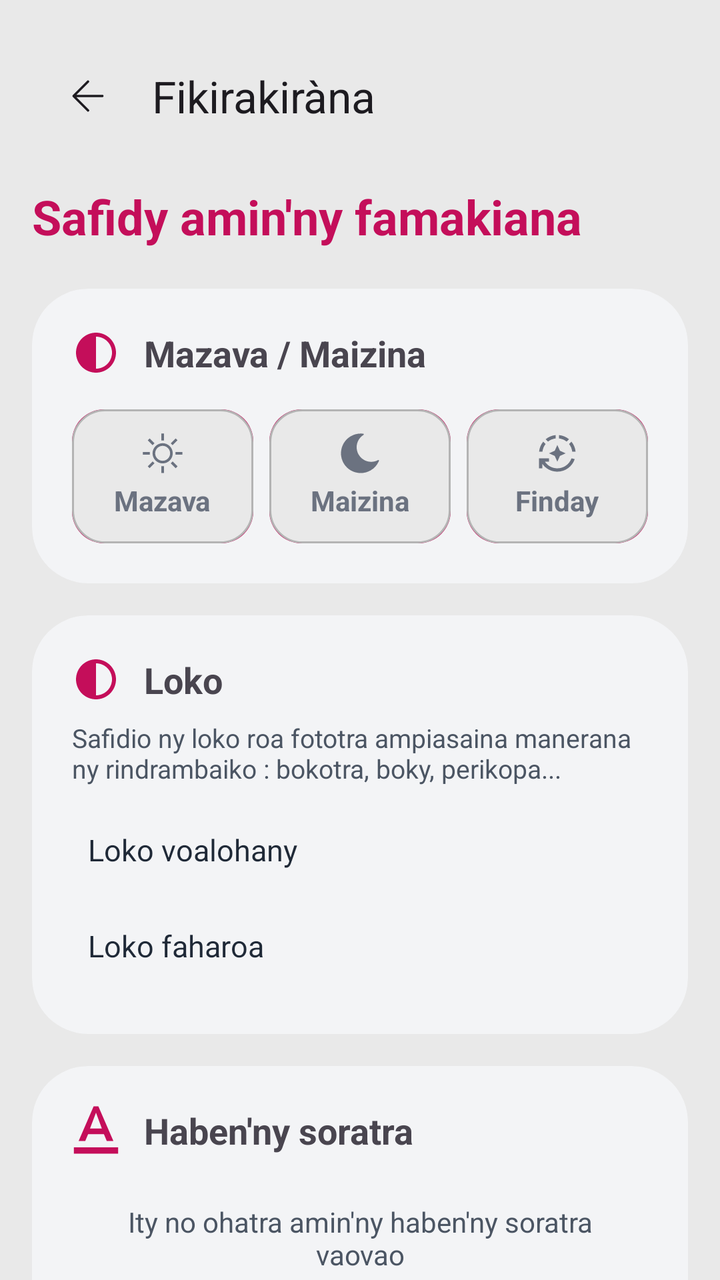
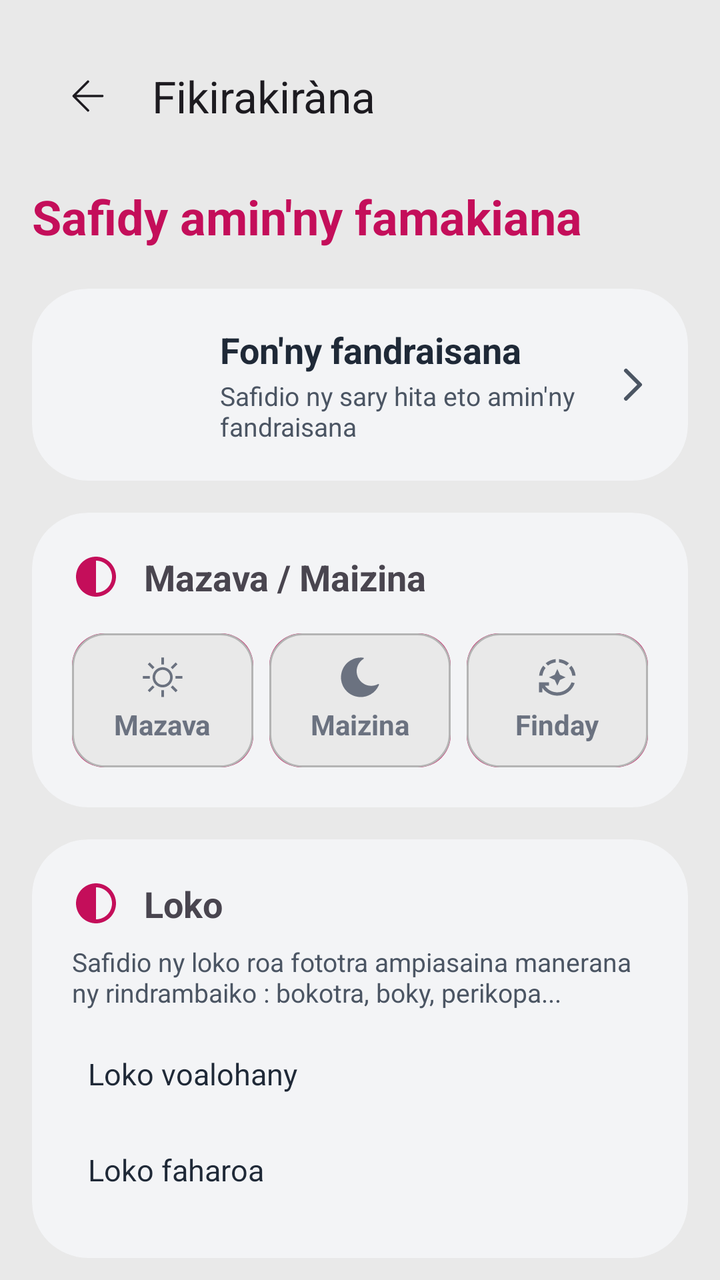

Before-and-after screenshots of an Android layout around one commit, followed by the original layout XML and the change that was made.
<!-- AndroidManifest.xml: application theme Theme.Baiboly -->
<!-- res/layout/fragment_settings.xml -->
<?xml version="1.0" encoding="utf-8"?>
<androidx.core.widget.NestedScrollView
    xmlns:android="http://schemas.android.com/apk/res/android"
    xmlns:app="http://schemas.android.com/apk/res-auto"
    android:layout_width="match_parent"
    android:layout_height="match_parent"
    android:fillViewport="true"
    android:background="?attr/colorSurface">

    <LinearLayout
        android:layout_width="match_parent"
        android:layout_height="wrap_content"
        android:orientation="vertical"
        android:padding="16dp">

        
        
        
        <com.google.android.material.appbar.MaterialToolbar
            android:id="@+id/toolbar"
            android:layout_width="match_parent"
            android:layout_height="?attr/actionBarSize"
            app:title="Fikirakiràna"
            app:navigationIcon="@drawable/ic_arrow_back" />

        
        
        
        <TextView
            android:id="@+id/txtPageTitle"
            android:layout_width="match_parent"
            android:layout_height="wrap_content"
            android:text="Safidy amin'ny famakiana"
            android:textSize="24sp"
            android:textStyle="bold"
            android:textColor="?attr/colorPrimary"
            android:layout_marginTop="12dp"
            android:layout_marginBottom="20dp"/>

        
        
        
        <com.google.android.material.card.MaterialCardView
            android:layout_width="match_parent"
            android:layout_height="wrap_content"
            app:cardCornerRadius="28dp"
            app:cardElevation="0dp"
            app:cardBackgroundColor="?attr/colorSurfaceVariant"
            style="@style/Widget.Material3.CardView.Filled"
            android:layout_marginBottom="16dp">

            <LinearLayout
                android:layout_width="match_parent"
                android:layout_height="wrap_content"
                android:orientation="vertical"
                android:padding="20dp">

                <LinearLayout
                    android:layout_width="match_parent"
                    android:layout_height="wrap_content"
                    android:orientation="horizontal"
                    android:gravity="center_vertical"
                    android:layout_marginBottom="16dp">

                    <ImageView
                        android:layout_width="24dp"
                        android:layout_height="24dp"
                        android:src="@drawable/ic_theme"
                        app:tint="?attr/colorPrimary"
                        android:layout_marginEnd="12dp"/>

                    <TextView
                        android:layout_width="wrap_content"
                        android:layout_height="wrap_content"
                        android:text="Mazava / Maizina"
                        android:textSize="18sp"
                        android:textStyle="bold"/>
                </LinearLayout>

                <LinearLayout
                    android:id="@+id/themeToggleGroup"
                    android:layout_width="match_parent"
                    android:layout_height="wrap_content"
                    android:orientation="horizontal"
                    android:baselineAligned="false">

                    
                    <LinearLayout
                        android:id="@+id/btnThemeLight"
                        android:layout_width="0dp"
                        android:layout_height="wrap_content"
                        android:layout_weight="1"
                        android:orientation="vertical"
                        android:gravity="center"
                        android:padding="12dp"
                        android:layout_marginEnd="8dp"
                        android:background="@drawable/bg_theme_option"
                        android:clickable="true"
                        android:focusable="true">

                        <ImageView
                            android:layout_width="20dp"
                            android:layout_height="20dp"
                            android:src="@drawable/ic_light_mode"
                            app:tint="@color/theme_option_text"
                            android:layout_marginBottom="4dp"/>

                        <TextView
                            android:layout_width="wrap_content"
                            android:layout_height="wrap_content"
                            android:text="Mazava"
                            android:textSize="14sp"
                            android:textStyle="bold"
                            android:textColor="@color/theme_option_text"/>
                    </LinearLayout>

                    
                    <LinearLayout
                        android:id="@+id/btnThemeDark"
                        android:layout_width="0dp"
                        android:layout_height="wrap_content"
                        android:layout_weight="1"
                        android:orientation="vertical"
                        android:gravity="center"
                        android:padding="12dp"
                        android:layout_marginEnd="8dp"
                        android:background="@drawable/bg_theme_option"
                        android:clickable="true"
                        android:focusable="true">

                        <ImageView
                            android:layout_width="20dp"
                            android:layout_height="20dp"
                            android:src="@drawable/ic_dark_mode"
                            app:tint="@color/theme_option_text"
                            android:layout_marginBottom="4dp"/>

                        <TextView
                            android:layout_width="wrap_content"
                            android:layout_height="wrap_content"
                            android:text="Maizina"
                            android:textSize="14sp"
                            android:textStyle="bold"
                            android:textColor="@color/theme_option_text"/>
                    </LinearLayout>

                    
                    <LinearLayout
                        android:id="@+id/btnThemeSystem"
                        android:layout_width="0dp"
                        android:layout_height="wrap_content"
                        android:layout_weight="1"
                        android:orientation="vertical"
                        android:gravity="center"
                        android:padding="12dp"
                        android:background="@drawable/bg_theme_option"
                        android:clickable="true"
                        android:focusable="true">

                        <ImageView
                            android:layout_width="20dp"
                            android:layout_height="20dp"
                            android:src="@drawable/ic_auto_mode"
                            app:tint="@color/theme_option_text"
                            android:layout_marginBottom="4dp"/>

                        <TextView
                            android:layout_width="wrap_content"
                            android:layout_height="wrap_content"
                            android:text="Finday"
                            android:textSize="14sp"
                            android:textStyle="bold"
                            android:textColor="@color/theme_option_text"/>
                    </LinearLayout>

                </LinearLayout>
            </LinearLayout>
        </com.google.android.material.card.MaterialCardView>

        
        
        
        <com.google.android.material.card.MaterialCardView
            android:layout_width="match_parent"
            android:layout_height="wrap_content"
            app:cardCornerRadius="28dp"
            app:cardElevation="0dp"
            app:cardBackgroundColor="?attr/colorSurfaceVariant"
            style="@style/Widget.Material3.CardView.Filled"
            android:layout_marginBottom="16dp">

            <LinearLayout
                android:layout_width="match_parent"
                android:layout_height="wrap_content"
                android:orientation="vertical"
                android:padding="20dp">

                <LinearLayout
                    android:layout_width="match_parent"
                    android:layout_height="wrap_content"
                    android:orientation="horizontal"
                    android:gravity="center_vertical"
                    android:layout_marginBottom="8dp">

                    <ImageView
                        android:layout_width="24dp"
                        android:layout_height="24dp"
                        android:src="@drawable/ic_theme"
                        app:tint="?attr/colorPrimary"
                        android:layout_marginEnd="12dp"/>

                    <TextView
                        android:layout_width="wrap_content"
                        android:layout_height="wrap_content"
                        android:text="Loko"
                        android:textSize="18sp"
                        android:textStyle="bold"/>
                </LinearLayout>

                <TextView
                    android:layout_width="match_parent"
                    android:layout_height="wrap_content"
                    android:text="Safidio ny loko roa fototra ampiasaina manerana ny rindrambaiko : bokotra, boky, perikopa..."
                    android:textSize="13sp"
                    android:textColor="?attr/colorOnSurfaceVariant"
                    android:layout_marginBottom="8dp"/>

                
                <LinearLayout
                    android:id="@+id/rowColorPrimary"
                    android:layout_width="match_parent"
                    android:layout_height="48dp"
                    android:orientation="horizontal"
                    android:gravity="center_vertical"
                    android:paddingHorizontal="8dp"
                    android:background="?attr/selectableItemBackground"
                    android:clickable="true"
                    android:focusable="true">

                    <TextView
                        android:layout_width="0dp"
                        android:layout_height="wrap_content"
                        android:layout_weight="1"
                        android:text="Loko voalohany"
                        android:textSize="15sp"
                        android:textColor="?attr/colorOnSurface"/>

                    <View
                        android:id="@+id/swatchPrimary"
                        android:layout_width="28dp"
                        android:layout_height="28dp"/>
                </LinearLayout>

                
                <LinearLayout
                    android:id="@+id/rowColorSecondary"
                    android:layout_width="match_parent"
                    android:layout_height="48dp"
                    android:orientation="horizontal"
                    android:gravity="center_vertical"
                    android:paddingHorizontal="8dp"
                    android:background="?attr/selectableItemBackground"
                    android:clickable="true"
                    android:focusable="true">

                    <TextView
                        android:layout_width="0dp"
                        android:layout_height="wrap_content"
                        android:layout_weight="1"
                        android:text="Loko faharoa"
                        android:textSize="15sp"
                        android:textColor="?attr/colorOnSurface"/>

                    <View
                        android:id="@+id/swatchSecondary"
                        android:layout_width="28dp"
                        android:layout_height="28dp"/>
                </LinearLayout>

            </LinearLayout>
        </com.google.android.material.card.MaterialCardView>

        
        
        
        <com.google.android.material.card.MaterialCardView
            android:layout_width="match_parent"
            android:layout_height="wrap_content"
            app:cardCornerRadius="28dp"
            app:cardElevation="0dp"
            app:cardBackgroundColor="?attr/colorSurfaceVariant"
            style="@style/Widget.Material3.CardView.Filled"
            android:layout_marginBottom="16dp">

            <LinearLayout
                android:layout_width="match_parent"
                android:layout_height="wrap_content"
                android:orientation="vertical"
                android:padding="20dp">

                <LinearLayout
                    android:layout_width="match_parent"
                    android:layout_height="wrap_content"
                    android:orientation="horizontal"
                    android:gravity="center_vertical"
                    android:layout_marginBottom="16dp">

                    <ImageView
                        android:layout_width="24dp"
                        android:layout_height="24dp"
                        android:src="@drawable/ic_text_format"
                        app:tint="?attr/colorPrimary"
                        android:layout_marginEnd="12dp"/>

                    <TextView
                        android:layout_width="wrap_content"
                        android:layout_height="wrap_content"
                        android:text="Haben'ny soratra"
                        android:textSize="18sp"
                        android:textStyle="bold"/>
                </LinearLayout>

                <TextView
                    android:id="@+id/txtSizePreview"
                    android:layout_width="match_parent"
                    android:layout_height="wrap_content"
                    android:text="Ity no ohatra amin'ny haben'ny soratra vaovao"
                    android:textAlignment="center"
                    android:padding="8dp"
                    android:layout_marginBottom="8dp"
                    android:textColor="?attr/colorOnSurfaceVariant"/>

                <com.google.android.material.slider.Slider
                    android:id="@+id/textSizeSlider"
                    android:layout_width="match_parent"
                    android:layout_height="wrap_content"
                    android:valueFrom="12.0"
                    android:valueTo="58.0"
                    android:stepSize="1.0"
                    app:labelBehavior="withinBounds" />

            </LinearLayout>
        </com.google.android.material.card.MaterialCardView>

        
        
        
        <com.google.android.material.card.MaterialCardView
            android:layout_width="match_parent"
            android:layout_height="wrap_content"
            app:cardCornerRadius="28dp"
            app:cardElevation="0dp"
            app:cardBackgroundColor="?attr/colorSurfaceVariant"
            style="@style/Widget.Material3.CardView.Filled"
            android:layout_marginBottom="24dp">

            <LinearLayout
                android:layout_width="match_parent"
                android:layout_height="wrap_content"
                android:orientation="vertical"
                android:padding="20dp">

                <TextView
                    android:layout_width="wrap_content"
                    android:layout_height="wrap_content"
                    android:text="Endriky ny soratra"
                    android:textSize="18sp"
                    android:textStyle="bold"
                    android:layout_marginBottom="20dp"/>

                <com.google.android.material.button.MaterialButtonToggleGroup
                    android:id="@+id/toggleJustification"
                    android:layout_width="match_parent"
                    android:layout_height="wrap_content"
                    app:singleSelection="true"
                    app:selectionRequired="true"
                    android:gravity="center">

                    <com.google.android.material.button.MaterialButton
                        android:id="@+id/btnAlignLeft"
                        style="@style/Widget.App.Button.SettingsToggle"
                        android:layout_width="0dp"
                        android:layout_height="wrap_content"
                        android:layout_weight="1"
                        android:text="Ankavia"
                        app:icon="@drawable/ic_format_align_left"/>

                    <com.google.android.material.button.MaterialButton
                        android:id="@+id/btnAlignJustify"
                        style="@style/Widget.App.Button.SettingsToggle"
                        android:layout_width="0dp"
                        android:layout_height="wrap_content"
                        android:layout_weight="1"
                        android:text="Mitovy"
                        app:icon="@drawable/ic_format_align_justify"/>

                </com.google.android.material.button.MaterialButtonToggleGroup>

            </LinearLayout>
        </com.google.android.material.card.MaterialCardView>

        
        
        
        <com.google.android.material.card.MaterialCardView
            android:layout_width="match_parent"
            android:layout_height="wrap_content"
            app:cardCornerRadius="28dp"
            app:cardElevation="0dp"
            app:cardBackgroundColor="?attr/colorSurfaceVariant"
            style="@style/Widget.Material3.CardView.Filled"
            android:layout_marginBottom="24dp">

            <LinearLayout
                android:layout_width="match_parent"
                android:layout_height="wrap_content"
                android:orientation="horizontal"
                android:gravity="center_vertical"
                android:padding="20dp">

                <ImageView
                    android:layout_width="24dp"
                    android:layout_height="24dp"
                    android:src="@drawable/ic_text_format"
                    app:tint="?attr/colorPrimary"
                    android:layout_marginEnd="12dp"/>

                <LinearLayout
                    android:layout_width="0dp"
                    android:layout_height="wrap_content"
                    android:layout_weight="1"
                    android:orientation="vertical">

                    <TextView
                        android:layout_width="wrap_content"
                        android:layout_height="wrap_content"
                        android:text="Mandingana andalana"
                        android:textSize="16sp"
                        android:textStyle="bold"
                        android:textColor="?attr/colorOnSurface"/>

                    <TextView
                        android:layout_width="wrap_content"
                        android:layout_height="wrap_content"
                        android:text="Hametraka andininy tsirairay amin'ny andalana manokana"
                        android:textSize="13sp"
                        android:textColor="?attr/colorOnSurfaceVariant"
                        android:layout_marginTop="2dp"/>
                </LinearLayout>

                <com.google.android.material.materialswitch.MaterialSwitch
                    android:id="@+id/switchVersePerLine"
                    android:layout_width="wrap_content"
                    android:layout_height="wrap_content"/>
            </LinearLayout>
        </com.google.android.material.card.MaterialCardView>


        
        
        
        <com.google.android.material.card.MaterialCardView
            android:id="@+id/cardAiSettings"
            android:layout_width="match_parent"
            android:layout_height="wrap_content"
            android:clickable="true"
            android:focusable="true"
            app:cardCornerRadius="28dp"
            app:cardElevation="0dp"
            app:cardBackgroundColor="?attr/colorSurfaceVariant"
            style="@style/Widget.Material3.CardView.Filled"
            android:layout_marginBottom="16dp">

            <LinearLayout
                android:layout_width="match_parent"
                android:layout_height="wrap_content"
                android:orientation="horizontal"
                android:gravity="center_vertical"
                android:padding="20dp">

                <ImageView
                    android:layout_width="24dp"
                    android:layout_height="24dp"
                    android:src="@drawable/ic_ai_chat"
                    app:tint="?attr/colorPrimary"
                    android:layout_marginEnd="12dp"/>

                <LinearLayout
                    android:layout_width="0dp"
                    android:layout_height="wrap_content"
                    android:layout_weight="1"
                    android:orientation="vertical">

                    <TextView
                        android:layout_width="wrap_content"
                        android:layout_height="wrap_content"
                        android:text="Fanazavana AI"
                        android:textSize="18sp"
                        android:textStyle="bold"/>

                    <TextView
                        android:id="@+id/txtAiSummary"
                        android:layout_width="wrap_content"
                        android:layout_height="wrap_content"
                        android:text="Fomba, ambaratonga, halavany"
                        android:textSize="13sp"
                        android:textColor="?attr/colorOnSurfaceVariant"
                        android:layout_marginTop="2dp"/>
                </LinearLayout>

                <ImageView
                    android:layout_width="24dp"
                    android:layout_height="24dp"
                    android:src="@drawable/ic_chevron_right"
                    app:tint="?attr/colorOnSurfaceVariant"/>
            </LinearLayout>
        </com.google.android.material.card.MaterialCardView>

        
        
        
        <com.google.android.material.card.MaterialCardView
            android:layout_width="match_parent"
            android:layout_height="wrap_content"
            app:cardCornerRadius="28dp"
            app:cardElevation="0dp"
            app:cardBackgroundColor="?attr/colorSurfaceVariant"
            style="@style/Widget.Material3.CardView.Filled"
            android:layout_marginBottom="16dp">

            <LinearLayout
                android:layout_width="match_parent"
                android:layout_height="wrap_content"
                android:orientation="vertical"
                android:padding="20dp">

                <LinearLayout
                    android:layout_width="match_parent"
                    android:layout_height="wrap_content"
                    android:orientation="horizontal"
                    android:gravity="center_vertical"
                    android:layout_marginBottom="8dp">

                    <ImageView
                        android:layout_width="24dp"
                        android:layout_height="24dp"
                        android:src="@drawable/ic_drag_handle"
                        app:tint="?attr/colorPrimary"
                        android:layout_marginEnd="12dp"/>

                    <TextView
                        android:layout_width="wrap_content"
                        android:layout_height="wrap_content"
                        android:text="Filaharana mofonaina"
                        android:textSize="18sp"
                        android:textStyle="bold"/>
                </LinearLayout>

                <TextView
                    android:layout_width="match_parent"
                    android:layout_height="wrap_content"
                    android:text="Alamino arak'izay mety aminao"
                    android:textSize="13sp"
                    android:textColor="?attr/colorOnSurfaceVariant"
                    android:layout_marginBottom="12dp"/>

                <androidx.recyclerview.widget.RecyclerView
                    android:id="@+id/recyclerCardOrder"
                    android:layout_width="match_parent"
                    android:layout_height="wrap_content"
                    android:nestedScrollingEnabled="false"/>

            </LinearLayout>
        </com.google.android.material.card.MaterialCardView>

        
        
        
        <com.google.android.material.card.MaterialCardView
            android:layout_width="match_parent"
            android:layout_height="wrap_content"
            app:cardCornerRadius="28dp"
            app:cardElevation="0dp"
            app:cardBackgroundColor="?attr/colorSurfaceVariant"
            style="@style/Widget.Material3.CardView.Filled"
            android:layout_marginBottom="24dp">

            <LinearLayout
                android:layout_width="match_parent"
                android:layout_height="wrap_content"
                android:orientation="vertical"
                android:padding="20dp">

                <LinearLayout
                    android:layout_width="match_parent"
                    android:layout_height="wrap_content"
                    android:orientation="horizontal"
                    android:gravity="center_vertical"
                    android:layout_marginBottom="16dp">

                    <ImageView
                        android:layout_width="24dp"
                        android:layout_height="24dp"
                        android:src="@drawable/ic_home_black_24dp"
                        app:tint="?attr/colorPrimary"
                        android:layout_marginEnd="12dp"/>

                    <TextView
                        android:layout_width="wrap_content"
                        android:layout_height="wrap_content"
                        android:text="Widget"
                        android:textSize="18sp"
                        android:textStyle="bold"/>
                </LinearLayout>

                <TextView
                    android:layout_width="match_parent"
                    android:layout_height="wrap_content"
                    android:text="Ampidiro ny widget amin'ny sehatra ofisinao. Tsy mila manokatra ny app ianao hahitana ny vakiteny." 
                    android:textSize="13sp"
                    android:layout_marginBottom="14dp"
                    android:textColor="?attr/colorOnSurfaceVariant"/>

                <com.google.android.material.button.MaterialButton
                    android:id="@+id/btnPinMofonainaOnlineWidget"
                    style="@style/Widget.Material3.Button.TonalButton"
                    android:layout_width="match_parent"
                    android:layout_height="wrap_content"
                    android:text="Widget Mofonaina ( Online )"
                    android:textAllCaps="false"
                    app:icon="@drawable/book_open"
                    android:layout_marginBottom="8dp"/>

                <com.google.android.material.button.MaterialButton
                    android:id="@+id/btnPinMofonainaWidget"
                    style="@style/Widget.Material3.Button.OutlinedButton"
                    android:layout_width="match_parent"
                    android:layout_height="wrap_content"
                    android:text="Widget Mofonaina isan'andro ( Offline )"
                    android:textAllCaps="false"
                    app:icon="@drawable/ic_bible"/>

            </LinearLayout>
        </com.google.android.material.card.MaterialCardView>

    </LinearLayout>

</androidx.core.widget.NestedScrollView>
<!-- resources referenced by this layout -->
<resources>
  <!-- drawable book_open (drawable) -->
  <vector xmlns:android="http://schemas.android.com/apk/res/android"
      android:width="24dp"
      android:height="24dp"
      android:viewportWidth="24"
      android:viewportHeight="24">
    <path
        android:fillColor="#FF000000"
        android:pathData="M13,12H20V13.5H13M13,9.5H20V11H13M13,14.5H20V16H13M21,4H3A2,2 0,0 0,1 6V19A2,2 0,0 0,3 21H21A2,2 0,0 0,23 19V6A2,2 0,0 0,21 4M21,19H12V6H21"/>
  </vector>
  <!-- drawable ic_chevron_right (drawable) -->
  <vector xmlns:android="http://schemas.android.com/apk/res/android"
      android:width="800dp"
      android:height="800dp"
      android:viewportWidth="24"
      android:viewportHeight="24">
    <path
        android:pathData="M9,19L16,12L9,5"
        android:strokeLineJoin="round"
        android:strokeWidth="2"
        android:fillColor="#00000000"
        android:strokeColor="#000000"
        android:strokeLineCap="round"/>
  </vector>
  <!-- drawable ic_drag_handle (drawable) -->
  <vector xmlns:android="http://schemas.android.com/apk/res/android"
      android:width="24dp"
      android:height="24dp"
      android:viewportWidth="24"
      android:viewportHeight="24">
      <path
          android:fillColor="#9CA3AF"
          android:pathData="M20,9H4v2h16V9zM4,15h16v-2H4v2z" />
  </vector>
  <!-- drawable ic_format_align_left (drawable) -->
  <vector xmlns:android="http://schemas.android.com/apk/res/android"
      android:width="48dp"
      android:height="48dp"
      android:viewportWidth="48"
      android:viewportHeight="48">
    <path
        android:fillColor="#FF000000"
        android:pathData="M30,30h-24v4h24v-4zM30,14h-24v4h24v-4zM6,26h36v-4h-36v4zM6,42h36v-4h-36v4zM6,6v4h36v-4h-36z"/>
  </vector>
  <!-- drawable ic_home_black_24dp (drawable) -->
  <vector xmlns:android="http://schemas.android.com/apk/res/android"
      android:width="24dp"
      android:height="24dp"
      android:viewportWidth="24.0"
      android:viewportHeight="24.0">
      <path
          android:fillColor="#FF000000"
          android:pathData="M10,20v-6h4v6h5v-8h3L12,3 2,12h3v8z" />
  </vector>
  <!-- drawable ic_text_format (drawable) -->
  <vector xmlns:android="http://schemas.android.com/apk/res/android"
      android:width="256dp"
      android:height="256dp"
      android:viewportWidth="256"
      android:viewportHeight="256">
    <path
        android:pathData="M10,220.7v33.7h236v-33.7H10zM85.9,149.9h84.3l15.2,37.1h35.4L140.6,1.6h-25.3L35.3,187h35.4L85.9,149.9zM128,35.3l31.2,84.3H96L128,35.3z"
        android:fillColor="#000000"/>
  </vector>
  <!-- drawable ic_theme (drawable) -->
  <vector xmlns:android="http://schemas.android.com/apk/res/android"
      android:width="24dp"
      android:height="24dp"
      android:viewportWidth="24"
      android:viewportHeight="24">
    <path
        android:pathData="M12,22C17.523,22 22,17.523 22,12C22,6.477 17.523,2 12,2C6.477,2 2,6.477 2,12C2,17.523 6.477,22 12,22ZM12,20V4C16.418,4 20,7.582 20,12C20,16.418 16.418,20 12,20Z"
        android:fillColor="#212121"/>
  </vector>
  <style name="Widget.App.Button.SettingsToggle" parent="Widget.Material3.Button.OutlinedButton">
          <item name="materialThemeOverlay">@style/ThemeOverlay.App.Button.SettingsToggle</item>
          <item name="android:insetTop">0dp</item>
          <item name="android:insetBottom">0dp</item>
          
          <item name="android:textColor">@color/settings_toggle_text</item>
          <item name="iconTint">@color/settings_toggle_text</item>
          
          <item name="backgroundTint">@color/settings_toggle_bg</item>
      </style>
  <style name="ThemeOverlay.App.Button.SettingsToggle" parent="">
          
          <item name="colorPrimaryContainer">?attr/colorPrimary</item>
          <item name="colorOnPrimaryContainer">?attr/colorOnPrimary</item>
          
          <item name="colorSecondaryContainer">?attr/colorSecondary</item>
          <item name="colorOnSecondaryContainer">?attr/colorOnSecondary</item>
      </style>
  <!-- unchanged entries left out for length: 9 -->
</resources>

<!-- the commit's change to res/layout/fragment_settings.xml (unified diff, before → after) -->
@@ -41,6 +41,69 @@
         
         
         <com.google.android.material.card.MaterialCardView
+            android:id="@+id/cardHomeBackground"
+            android:layout_width="match_parent"
+            android:layout_height="wrap_content"
+            app:cardCornerRadius="28dp"
+            app:cardElevation="0dp"
+            app:cardBackgroundColor="?attr/colorSurfaceVariant"
+            style="@style/Widget.Material3.CardView.Filled"
+            android:layout_marginBottom="16dp">
+
+            <LinearLayout
+                android:id="@+id/rowHomeBackground"
+                android:layout_width="match_parent"
+                android:layout_height="wrap_content"
+                android:orientation="horizontal"
+                android:gravity="center_vertical"
+                android:padding="16dp"
+                android:background="?attr/selectableItemBackground"
+                android:clickable="true"
+                android:focusable="true">
+
+                <ImageView
+                    android:id="@+id/imgHomeBackgroundPreview"
+                    android:layout_width="64dp"
+                    android:layout_height="64dp"
+                    android:scaleType="centerCrop"
+                    android:layout_marginEnd="14dp"
+                    android:contentDescription="Fon'ny fandraisana" />
+
+                <LinearLayout
+                    android:layout_width="0dp"
+                    android:layout_height="wrap_content"
+                    android:layout_weight="1"
+                    android:orientation="vertical">
+
+                    <TextView
+                        android:layout_width="wrap_content"
+                        android:layout_height="wrap_content"
+                        android:text="Fon'ny fandraisana"
+                        android:textSize="18sp"
+                        android:textStyle="bold"
+                        android:textColor="?attr/colorOnSurface"/>
+
+                    <TextView
+                        android:layout_width="wrap_content"
+                        android:layout_height="wrap_content"
+                        android:text="Safidio ny sary hita eto amin'ny fandraisana"
+                        android:textSize="13sp"
+                        android:textColor="?attr/colorOnSurfaceVariant"
+                        android:layout_marginTop="2dp"/>
+                </LinearLayout>
+
+                <ImageView
+                    android:layout_width="24dp"
+                    android:layout_height="24dp"
+                    android:src="@drawable/ic_chevron_right"
+                    app:tint="?attr/colorOnSurfaceVariant" />
+            </LinearLayout>
+        </com.google.android.material.card.MaterialCardView>
+
+        
+        
+        
+        <com.google.android.material.card.MaterialCardView
             android:layout_width="match_parent"
             android:layout_height="wrap_content"
             app:cardCornerRadius="28dp"
